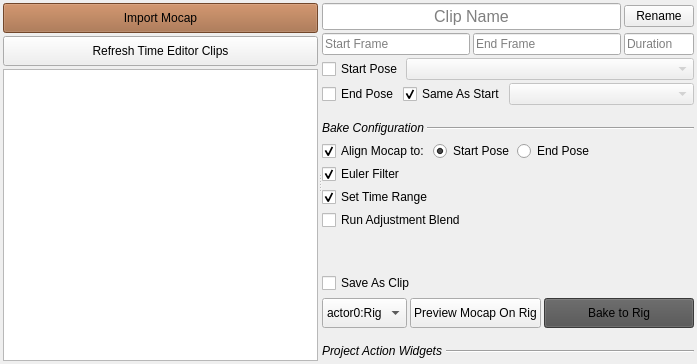
Above: mocap_clipper/ui/mocap_clipper_widget.ui from rBrenick/mocap-clipper before the change. Below: the same form after it.
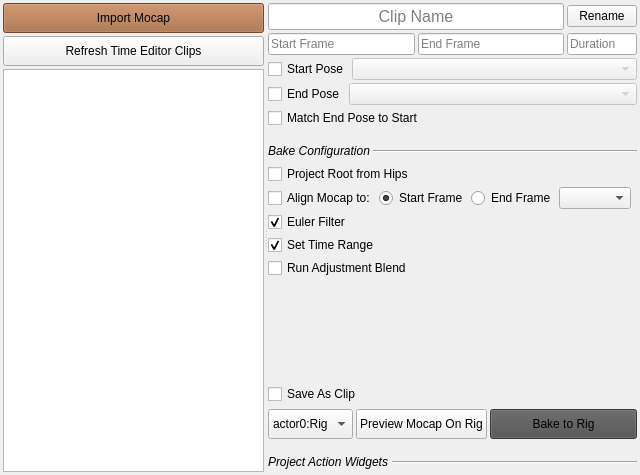
That is the form after the change. Custom widgets are drawn as their Qt base class.

Commit message: big refactor for mocap alignment and pose handling

The edit to the form file:
```diff
--- a/mocap_clipper/ui/mocap_clipper_widget.ui
+++ b/mocap_clipper/ui/mocap_clipper_widget.ui
@@ -6,8 +6,8 @@
    <rect>
     <x>0</x>
     <y>0</y>
-    <width>697</width>
-    <height>364</height>
+    <width>640</width>
+    <height>475</height>
    </rect>
   </property>
   <property name="windowTitle">
@@ -252,22 +252,6 @@
                </property>
               </widget>
              </item>
-             <item>
-              <widget class="QCheckBox" name="end_pose_same_CHK">
-               <property name="sizePolicy">
-                <sizepolicy hsizetype="Fixed" vsizetype="Fixed">
-                 <horstretch>0</horstretch>
-                 <verstretch>0</verstretch>
-                </sizepolicy>
-               </property>
-               <property name="text">
-                <string>Same As Start</string>
-               </property>
-               <property name="checked">
-                <bool>true</bool>
-               </property>
-              </widget>
-             </item>
              <item>
               <widget class="QComboBox" name="end_pose_CB">
                <property name="enabled">
@@ -277,6 +261,19 @@
              </item>
             </layout>
            </item>
+           <item>
+            <widget class="QCheckBox" name="end_pose_same_CHK">
+             <property name="sizePolicy">
+              <sizepolicy hsizetype="Fixed" vsizetype="Fixed">
+               <horstretch>0</horstretch>
+               <verstretch>0</verstretch>
+              </sizepolicy>
+             </property>
+             <property name="text">
+              <string>Match End Pose to Start</string>
+             </property>
+            </widget>
+           </item>
           </layout>
          </item>
          <item>
@@ -322,6 +319,13 @@
          </item>
          <item>
           <layout class="QVBoxLayout" name="bake_settings_layout">
+           <item>
+            <widget class="QCheckBox" name="project_root_from_hips_CHK">
+             <property name="text">
+              <string>Project Root from Hips</string>
+             </property>
+            </widget>
+           </item>
            <item>
             <layout class="QHBoxLayout" name="horizontalLayout">
              <item>
@@ -332,15 +336,12 @@
                <property name="text">
                 <string>Align Mocap to:</string>
                </property>
-               <property name="checked">
-                <bool>true</bool>
-               </property>
               </widget>
              </item>
              <item>
               <widget class="QRadioButton" name="align_to_start_pose_RB">
                <property name="text">
-                <string>Start Pose</string>
+                <string>Start Frame</string>
                </property>
                <property name="checked">
                 <bool>true</bool>
@@ -350,10 +351,13 @@
              <item>
               <widget class="QRadioButton" name="align_to_end_pose_RB">
                <property name="text">
-                <string>End Pose</string>
+                <string>End Frame</string>
                </property>
               </widget>
              </item>
+             <item>
+              <widget class="QComboBox" name="align_mocap_CB"/>
+             </item>
              <item>
               <spacer name="horizontalSpacer">
                <property name="orientation">
```
The commit also changes 5 other files.
